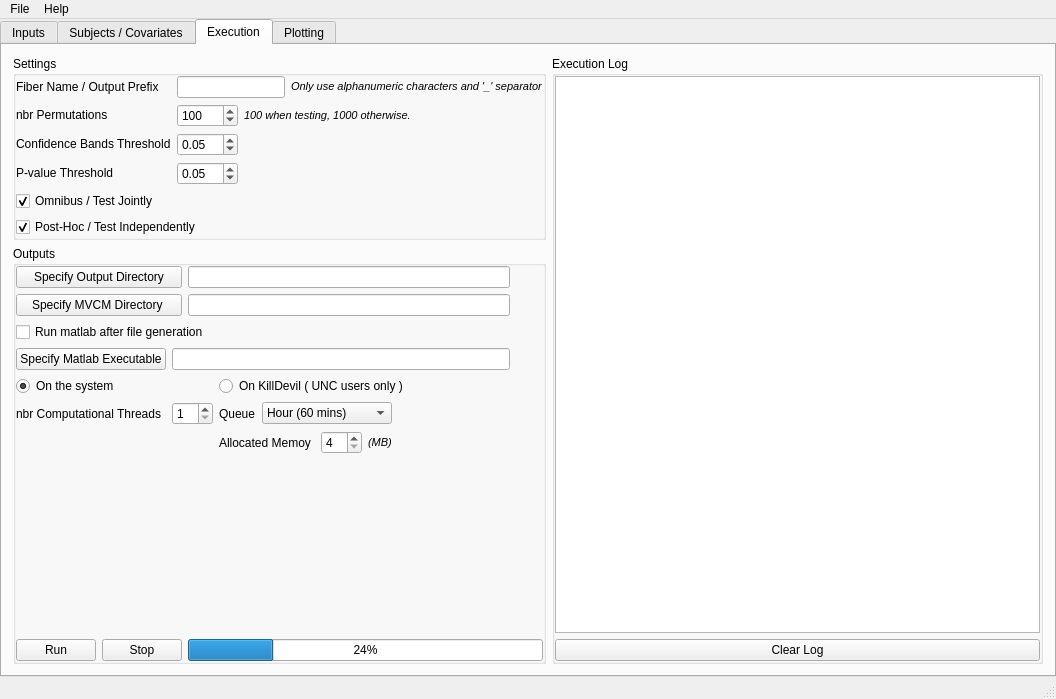
Old version of the form FADTTSWindow.ui in the repository jeantm/FADTTS.
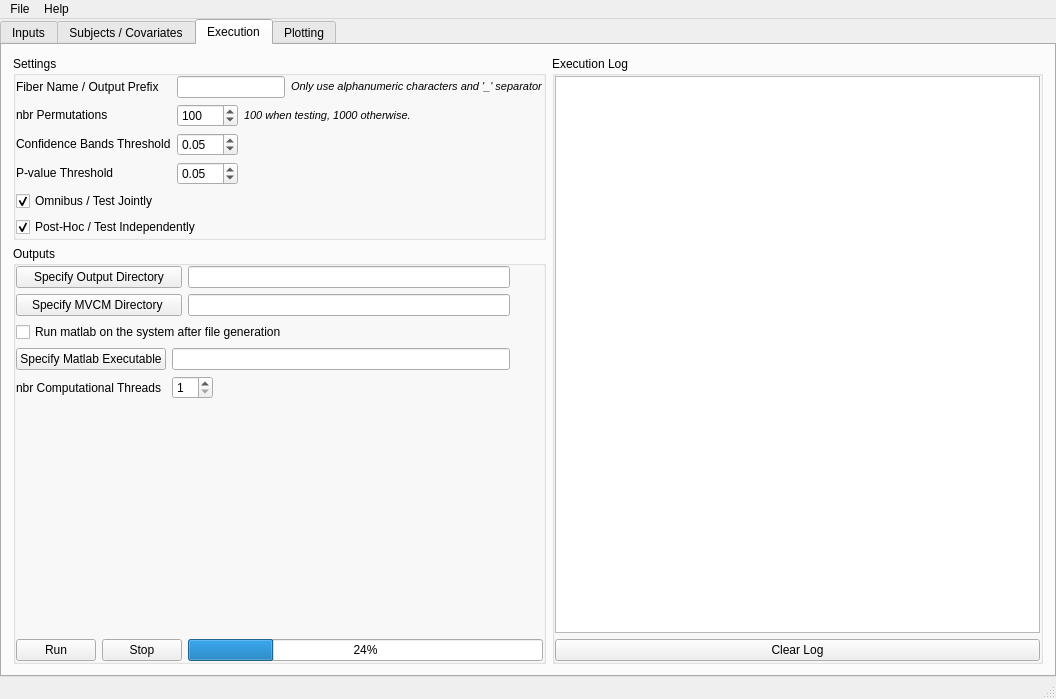
New version of the form. The open tabs and pages were chosen to show the change. Custom widgets are drawn as their Qt base class.

Commit message:
Project FADTTS Add Tests
- All tests added to the project
- Checking/unchecking 'use custome title/axis' enables/disables title/axis options

```diff
--- a/FADTTSWindow.ui
+++ b/FADTTSWindow.ui
@@ -1513,67 +1513,7 @@
            </item>
            <item row="3" column="0" colspan="4">
             <layout class="QGridLayout" name="gridLayout_12">
-             <item row="3" column="2" colspan="2">
-              <widget class="QLabel" name="executionTab_killDevilAllocatedMemory_label">
-               <property name="sizePolicy">
-                <sizepolicy hsizetype="Fixed" vsizetype="Preferred">
-                 <horstretch>0</horstretch>
-                 <verstretch>0</verstretch>
-                </sizepolicy>
-               </property>
-               <property name="text">
-                <string>Allocated Memoy</string>
-               </property>
-              </widget>
-             </item>
-             <item row="2" column="3" colspan="3">
-              <widget class="QComboBox" name="soft_executionTab_killDevilQueue_comboBox">
-               <property name="sizePolicy">
-                <sizepolicy hsizetype="Preferred" vsizetype="Fixed">
-                 <horstretch>0</horstretch>
-                 <verstretch>0</verstretch>
-                </sizepolicy>
-               </property>
-               <property name="maximumSize">
-                <size>
-                 <width>16777215</width>
-                 <height>16777215</height>
-                </size>
-               </property>
-               <item>
-                <property name="text">
-                 <string>Hour (60 mins)</string>
-                </property>
-               </item>
-               <item>
-                <property name="text">
-                 <string>Day (24 hrs)</string>
-                </property>
-               </item>
-               <item>
-                <property name="text">
-                 <string>Week (7 days)</string>
-                </property>
-               </item>
-              </widget>
-             </item>
              <item row="1" column="0">
-              <widget class="QRadioButton" name="soft_executionTab_runMatlabSystem_radioButton">
-               <property name="sizePolicy">
-                <sizepolicy hsizetype="Preferred" vsizetype="Fixed">
-                 <horstretch>0</horstretch>
-                 <verstretch>0</verstretch>
-                </sizepolicy>
-               </property>
-               <property name="text">
-                <string>On the system</string>
-               </property>
-               <property name="checked">
-                <bool>true</bool>
-               </property>
-              </widget>
-             </item>
-             <item row="2" column="0">
               <widget class="QLabel" name="executionTab_nbrCompThreads_label">
                <property name="sizePolicy">
                 <sizepolicy hsizetype="Preferred" vsizetype="Preferred">
@@ -1586,7 +1526,7 @@
                </property>
               </widget>
              </item>
-             <item row="2" column="1">
+             <item row="1" column="1">
               <widget class="QSpinBox" name="soft_executionTab_nbrCompThreads_spinBox">
                <property name="sizePolicy">
                 <sizepolicy hsizetype="Fixed" vsizetype="Fixed">
@@ -1656,61 +1596,6 @@
                </property>
               </widget>
              </item>
-             <item row="3" column="4">
-              <widget class="QSpinBox" name="soft_executionTab_killDevilAllocatedMemory_spinBox">
-               <property name="sizePolicy">
-                <sizepolicy hsizetype="Fixed" vsizetype="Fixed">
-                 <horstretch>0</horstretch>
-                 <verstretch>0</verstretch>
-                </sizepolicy>
-               </property>
-               <property name="minimum">
-                <number>4</number>
-               </property>
-               <property name="maximum">
-                <number>12</number>
-               </property>
-              </widget>
-             </item>
-             <item row="1" column="2" colspan="6">
-              <widget class="QRadioButton" name="soft_executionTab_runMatlabKD_radioButton">
-               <property name="sizePolicy">
-                <sizepolicy hsizetype="Preferred" vsizetype="Fixed">
-                 <horstretch>0</horstretch>
-                 <verstretch>0</verstretch>
-                </sizepolicy>
-               </property>
-               <property name="text">
-                <string>On KillDevil ( UNC users only )</string>
-               </property>
-              </widget>
-             </item>
-             <item row="2" column="2">
-              <widget class="QLabel" name="executionTab_killDevilQueue_label">
-               <property name="sizePolicy">
-                <sizepolicy hsizetype="Fixed" vsizetype="Preferred">
-                 <horstretch>0</horstretch>
-                 <verstretch>0</verstretch>
-                </sizepolicy>
-               </property>
-               <property name="text">
-                <string>Queue</string>
-               </property>
-              </widget>
-             </item>
-             <item row="3" column="5">
-              <widget class="QLabel" name="executionTab_killDevilAllocatedMemoryInfo_label">
-               <property name="sizePolicy">
-                <sizepolicy hsizetype="Fixed" vsizetype="Preferred">
-                 <horstretch>0</horstretch>
-                 <verstretch>0</verstretch>
-                </sizepolicy>
-               </property>
-               <property name="text">
-                <string>&lt;html&gt;&lt;head/&gt;&lt;body&gt;&lt;p&gt;&lt;span style=&quot; font-size:8pt; font-style:italic;&quot;&gt;(MB)&lt;/span&gt;&lt;/p&gt;&lt;/body&gt;&lt;/html&gt;</string>
-               </property>
-              </widget>
-             </item>
             </layout>
            </item>
            <item row="5" column="2" colspan="2">
@@ -1736,7 +1621,7 @@
            <item row="2" column="0" colspan="3">
             <widget class="QCheckBox" name="para_executionTab_runMatlab_checkBox">
              <property name="text">
-              <string>Run matlab after file generation</string>
+              <string>Run matlab on the system after file generation</string>
              </property>
             </widget>
            </item>
```
Left out of the diff: 16 changed lines with no effect on the pictures. The commit also changes 28 other files.
